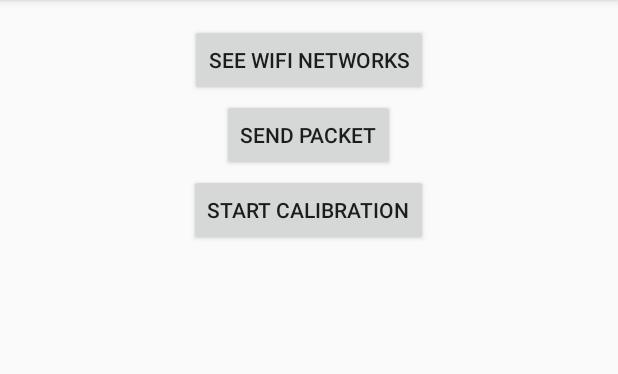
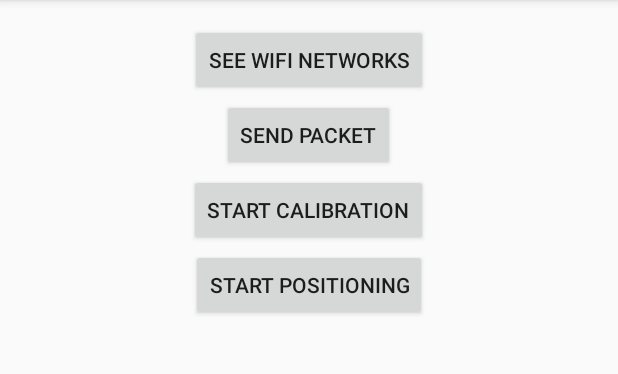
Before and after one commit to FlorianeEnnaji/indoor-positioning-system-android, an Android app: the screen it shows after launch (MainActivity), on a phone screen of 412 x 824 dp, the part 84-458 px from its top. Run offline under Robolectric (Android 15) with nearby library versions, the phone set to English and light mode, and no system bars; our stand-ins replace Volley.

```diff
--- a/app/src/main/java/com/example/florianeennaji/lo53_calibration/MainActivity.java
+++ b/app/src/main/java/com/example/florianeennaji/lo53_calibration/MainActivity.java
@@ -24,7 +24,6 @@ public class MainActivity extends AppCompatActivity {
 
     public void seeWifi(View v) {
         this.startActivity(new Intent(this, WiFiActivity.class));
-        this.finish();
     }
 
     public void sendPacket(View v) {
@@ -57,6 +56,9 @@ public class MainActivity extends AppCompatActivity {
 
     public void startCalibration(View v) {
         this.startActivity(new Intent(this, CalibrationActivity.class));
-        this.finish();
+    }
+
+    public void startPositioning(View v) {
+        this.startActivity(new Intent(this, PositioningActivity.class));
     }
 }
--- a/app/src/main/res/layout/activity_main.xml
+++ b/app/src/main/res/layout/activity_main.xml
@@ -38,4 +38,14 @@
         android:nestedScrollingEnabled="false"
         android:layout_marginTop="100dp" />
 
+    <Button
+        android:id="@+id/start_positioning"
+        android:layout_width="wrap_content"
+        android:layout_height="wrap_content"
+        android:layout_centerHorizontal="true"
+        android:text="Start Positioning"
+        android:onClick="startPositioning"
+        android:nestedScrollingEnabled="false"
+        android:layout_marginTop="150dp" />
+
 </RelativeLayout>
```
